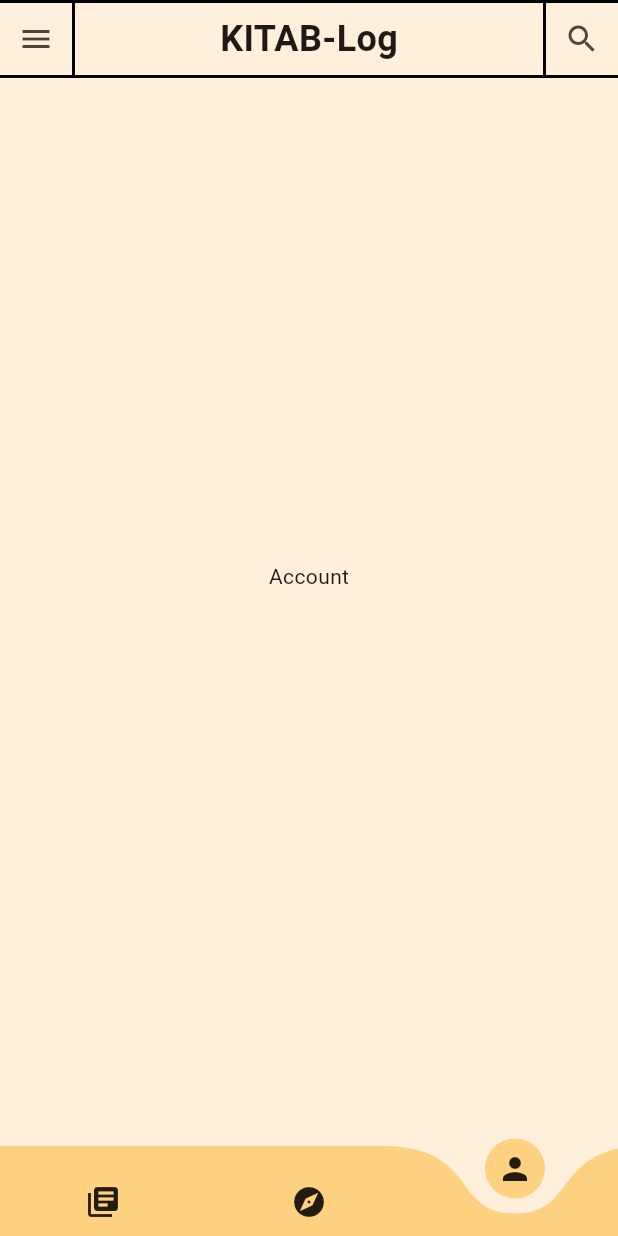
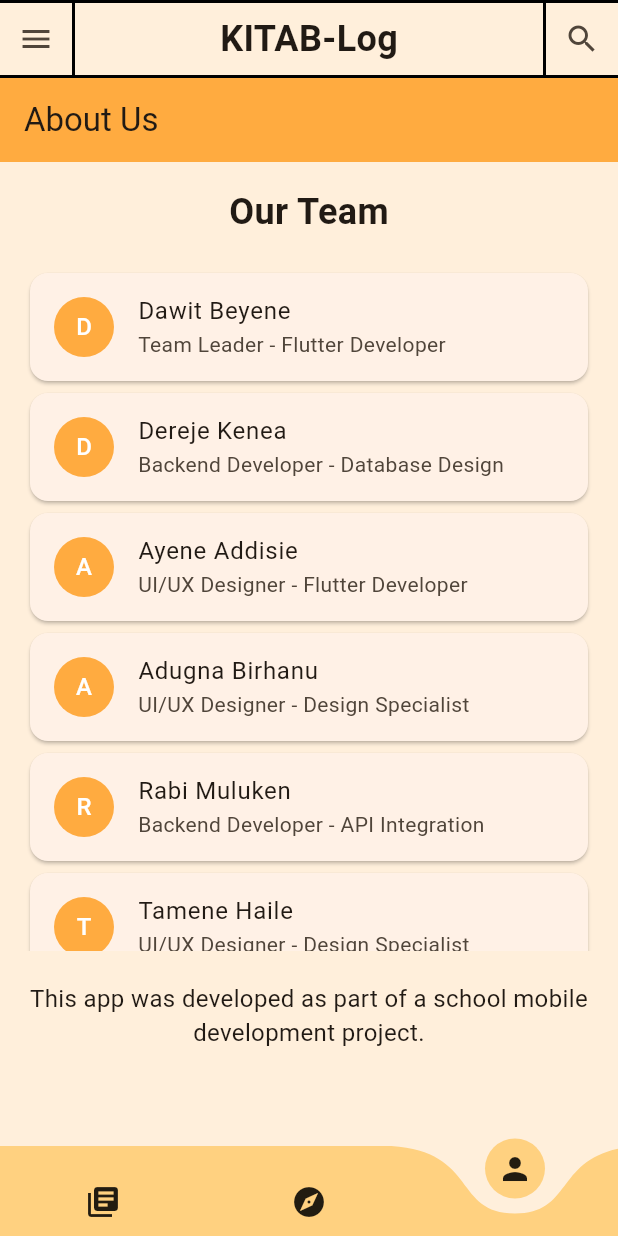
Before and after one commit to daveragos/kitab_log, a Flutter app: the screen it shows after launch, item 3 of the bottom bar chosen, on a phone screen of 412 x 824 dp. Run offline on Flutter 3.47's test engine with Material 3 defaults, Android fonts, the phone set to English and light mode, and no system bars; drawn by our look-alikes of curved_navigation_bar; our stand-ins replace connectivity_plus, image_picker, liquid_pull_to_refresh, sqflite; missing offline and left inert: google_books_api; accounts and stored records are empty; Roboto replaces fonts that are missing (RobotoSlab).

Commit message:
Refactor account view and add internet connectivity check in explore view and added delete verification dialog

```diff
--- a/lib/views/account.dart
+++ b/lib/views/account.dart
@@ -8,9 +8,60 @@ class Account extends StatefulWidget {
 }
 
 class _AccountState extends State<Account> {
+  final List<Map<String, String>> teamMembers = [
+    {'name': 'Dawit Beyene', 'role': 'Team Leader', 'bio': 'Flutter Developer'},
+    {'name': 'Dereje Kenea', 'role': 'Backend Developer', 'bio': 'Database Design'},
+    {'name': 'Ayene Addisie', 'role': 'UI/UX Designer', 'bio': 'Flutter Developer'},
+    {'name': 'Adugna Birhanu', 'role': 'UI/UX Designer', 'bio': 'Design Specialist'},
+    {'name': 'Rabi Muluken', 'role': 'Backend Developer', 'bio': 'API Integration'},
+    {'name': 'Tamene Haile', 'role': 'UI/UX Designer', 'bio': 'Design Specialist'},
+  ];
+
   @override
   Widget build(BuildContext context) {
-    return const Center(
-      child: Text('Account'),
+    return Scaffold(
+      appBar: AppBar(
+        title: const Text('About Us'),
+        backgroundColor: Colors.orangeAccent,
+      ),
+      body: Padding(
+        padding: const EdgeInsets.all(16.0),
+        child: Column(
+          children: [
+            const Text(
+              'Our Team',
+              style: TextStyle(fontSize: 24, fontWeight: FontWeight.bold),
+            ),
+            const SizedBox(height: 20),
+            Expanded(
+              child: ListView.builder(
+                itemCount: teamMembers.length,
+                itemBuilder: (context, index) {
+                  return Card(
+                    child: ListTile(
+                      leading: CircleAvatar(
+                        backgroundColor: Colors.orangeAccent,
+                        child: Text(
+                          teamMembers[index]['name']![0],
+                          style: const TextStyle(color: Colors.white),
+                        ),
+                      ),
+                      title: Text(teamMembers[index]['name']!),
+                      subtitle: Text('${teamMembers[index]['role']} - ${teamMembers[index]['bio']}'),
+                    ),
+                  );
+                },
+              ),
+            ),
+            const SizedBox(height: 20),
+            const Text(
+              'This app was developed as part of a school mobile development project.',
+              style: TextStyle(fontSize: 16),
+              textAlign: TextAlign.center,
+            ),
+          ],
+        ),
+      ),
     );
-  }}
+  }
+}
--- a/pubspec.yaml
+++ b/pubspec.yaml
@@ -20,6 +20,7 @@ dependencies:
   liquid_pull_to_refresh: ^3.0.1
   gif: ^2.3.0
   image_picker: ^1.1.2
+  connectivity_plus: ^6.1.0
 dev_dependencies:
   flutter_launcher_icons: ^0.14.1
   flutter_test:
```
Also changed, not shown: lib/views/explore.dart (+41 -4 lines), pubspec.lock, 3 other files.
